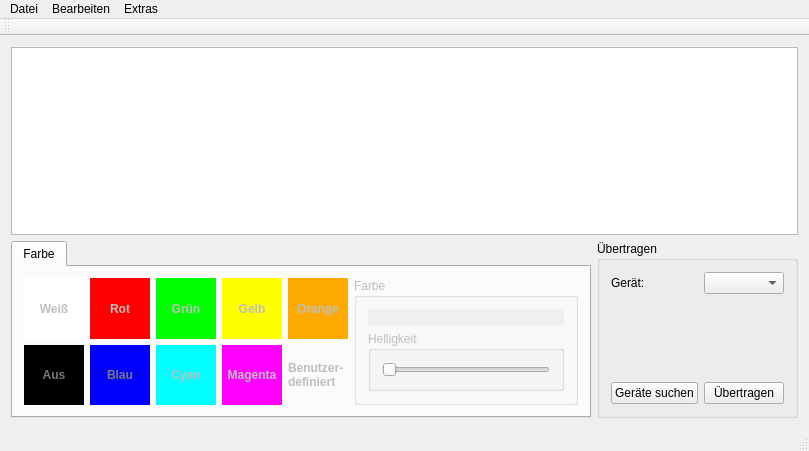
First picture: the form in LUI/LUI/lui.ui, repository Stenkelfled/ws2811, before the edit.
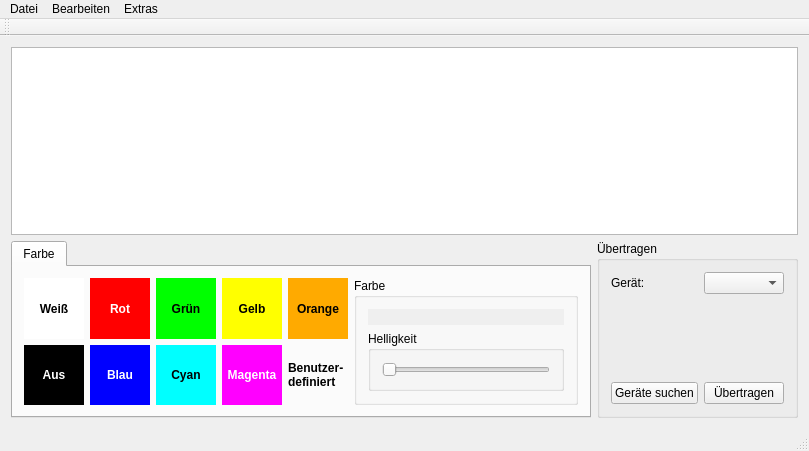
Second picture: the form after the edit. Custom widgets are drawn as their Qt base class.

The edit to the form file:
```diff
--- a/LUI/LUI/lui.ui
+++ b/LUI/LUI/lui.ui
@@ -126,7 +126,7 @@
       </property>
       <widget class="QWidget" name="color">
        <property name="enabled">
-        <bool>false</bool>
+        <bool>true</bool>
        </property>
        <attribute name="title">
         <string>Farbe</string>
@@ -345,7 +345,7 @@
            </widget>
           </item>
           <item row="1" column="1">
-           <widget class="QLabel" name="color_white_5">
+           <widget class="LuiColorLabel" name="color_blue">
             <property name="minimumSize">
              <size>
               <width>60</width>
@@ -655,6 +655,15 @@
             <property name="palette">
              <palette>
               <active>
+               <colorrole role="WindowText">
+                <brush brushstyle="SolidPattern">
+                 <color alpha="255">
+                  <red>255</red>
+                  <green>255</green>
+                  <blue>255</blue>
+                 </color>
+                </brush>
+               </colorrole>
                <colorrole role="Base">
                 <brush brushstyle="SolidPattern">
                  <color alpha="255">
@@ -675,6 +684,15 @@
                </colorrole>
               </active>
               <inactive>
+               <colorrole role="WindowText">
+                <brush brushstyle="SolidPattern">
+                 <color alpha="255">
+                  <red>255</red>
+                  <green>255</green>
+                  <blue>255</blue>
+                 </color>
+                </brush>
+               </colorrole>
                <colorrole role="Base">
                 <brush brushstyle="SolidPattern">
                  <color alpha="255">
@@ -695,6 +713,15 @@
                </colorrole>
               </inactive>
               <disabled>
+               <colorrole role="WindowText">
+                <brush brushstyle="SolidPattern">
+                 <color alpha="255">
+                  <red>120</red>
+                  <green>120</green>
+                  <blue>120</blue>
+                 </color>
+                </brush>
+               </colorrole>
                <colorrole role="Base">
                 <brush brushstyle="SolidPattern">
                  <color alpha="255">
@@ -949,6 +976,24 @@
             <property name="palette">
              <palette>
               <active>
+               <colorrole role="WindowText">
+                <brush brushstyle="SolidPattern">
+                 <color alpha="255">
+                  <red>255</red>
+                  <green>255</green>
+                  <blue>255</blue>
+                 </color>
+                </brush>
+               </colorrole>
+               <colorrole role="Text">
+                <brush brushstyle="SolidPattern">
+                 <color alpha="255">
+                  <red>255</red>
+                  <green>255</green>
+                  <blue>255</blue>
+                 </color>
+                </brush>
+               </colorrole>
                <colorrole role="Base">
                 <brush brushstyle="SolidPattern">
                  <color alpha="255">
@@ -969,6 +1014,24 @@
                </colorrole>
               </active>
               <inactive>
+               <colorrole role="WindowText">
+                <brush brushstyle="SolidPattern">
+                 <color alpha="255">
+                  <red>255</red>
+                  <green>255</green>
+                  <blue>255</blue>
+                 </color>
+                </brush>
+               </colorrole>
+               <colorrole role="Text">
+                <brush brushstyle="SolidPattern">
+                 <color alpha="255">
+                  <red>255</red>
+                  <green>255</green>
+                  <blue>255</blue>
+                 </color>
+                </brush>
+               </colorrole>
                <colorrole role="Base">
                 <brush brushstyle="SolidPattern">
                  <color alpha="255">
@@ -989,6 +1052,24 @@
                </colorrole>
               </inactive>
               <disabled>
+               <colorrole role="WindowText">
+                <brush brushstyle="SolidPattern">
+                 <color alpha="255">
+                  <red>120</red>
+                  <green>120</green>
+                  <blue>120</blue>
+                 </color>
+                </brush>
+               </colorrole>
+               <colorrole role="Text">
+                <brush brushstyle="SolidPattern">
+                 <color alpha="255">
+                  <red>120</red>
+                  <green>120</green>
+                  <blue>120</blue>
+                 </color>
+                </brush>
+               </colorrole>
                <colorrole role="Base">
                 <brush brushstyle="SolidPattern">
                  <color alpha="255">
@@ -1032,7 +1113,7 @@
         <item>
          <widget class="QGroupBox" name="color_display_group">
           <property name="enabled">
-           <bool>false</bool>
+           <bool>true</bool>
           </property>
           <property name="title">
            <string>Farbe</string>
@@ -1176,6 +1257,11 @@
    <extends>QGraphicsView</extends>
    <header>luiview.h</header>
   </customwidget>
+  <customwidget>
+   <class>LuiColorLabel</class>
+   <extends>QLabel</extends>
+   <header>luicolorlabel.h</header>
+  </customwidget>
  </customwidgets>
  <resources/>
  <connections/>
```
Left out of the diff: 21 changed lines with no effect on the pictures.
